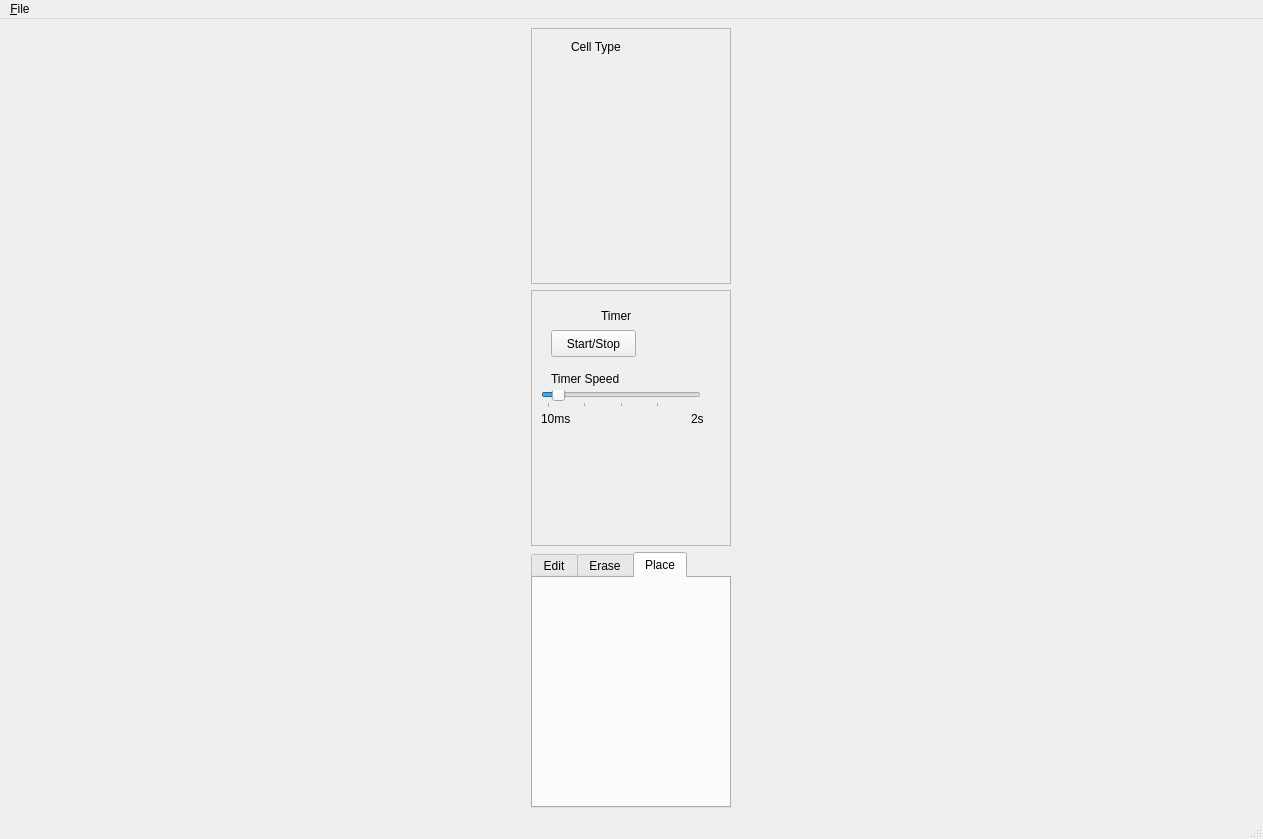
Qt form gameOfLife.ui (LuckCow/cellular-automata) before a commit.
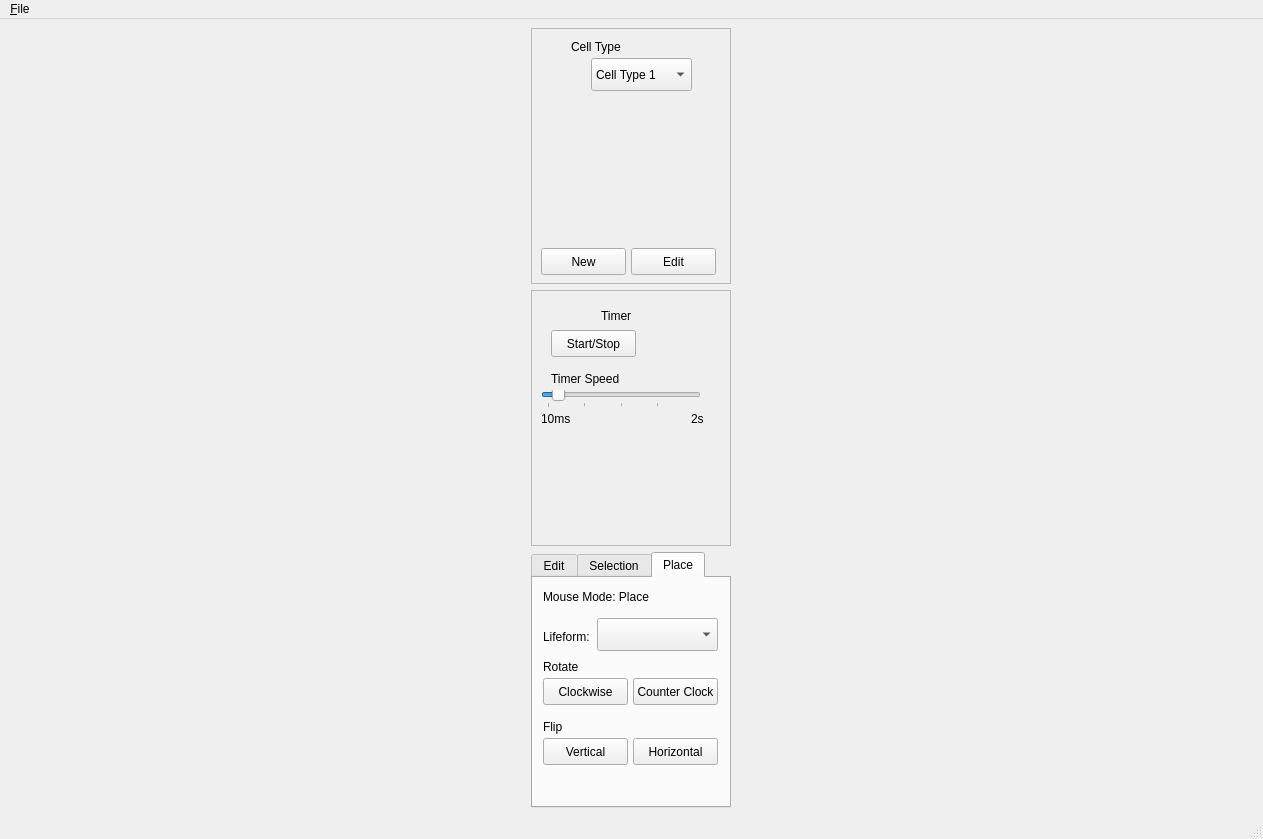
The same form after that commit. The open tabs and pages were chosen to show the change.

Commit message: Returned all functionality from previous gui to new and improved gui

```diff
--- a/gameOfLife.ui
+++ b/gameOfLife.ui
@@ -46,8 +46,52 @@
             <string>Cell Type</string>
            </property>
           </widget>
-          <zorder>frame</zorder>
-          <zorder>label_3</zorder>
+          <widget class="QComboBox" name="comboBox">
+           <property name="geometry">
+            <rect>
+             <x>60</x>
+             <y>30</y>
+             <width>101</width>
+             <height>33</height>
+            </rect>
+           </property>
+           <item>
+            <property name="text">
+             <string>Cell Type 1</string>
+            </property>
+           </item>
+           <item>
+            <property name="text">
+             <string>CT2</string>
+            </property>
+           </item>
+          </widget>
+          <widget class="QPushButton" name="pushButton">
+           <property name="geometry">
+            <rect>
+             <x>10</x>
+             <y>220</y>
+             <width>85</width>
+             <height>27</height>
+            </rect>
+           </property>
+           <property name="text">
+            <string>New</string>
+           </property>
+          </widget>
+          <widget class="QPushButton" name="pushButton_2">
+           <property name="geometry">
+            <rect>
+             <x>100</x>
+             <y>220</y>
+             <width>85</width>
+             <height>27</height>
+            </rect>
+           </property>
+           <property name="text">
+            <string>Edit</string>
+           </property>
+          </widget>
          </widget>
         </item>
         <item>
@@ -235,13 +279,127 @@
           </widget>
           <widget class="QWidget" name="erase_tab">
            <attribute name="title">
-            <string>Erase</string>
+            <string>Selection</string>
            </attribute>
           </widget>
           <widget class="QWidget" name="place_tab">
            <attribute name="title">
             <string>Place</string>
            </attribute>
+           <widget class="QComboBox" name="lf_selection">
+            <property name="geometry">
+             <rect>
+              <x>64</x>
+              <y>40</y>
+              <width>121</width>
+              <height>33</height>
+             </rect>
+            </property>
+           </widget>
+           <widget class="QLabel" name="label_8">
+            <property name="geometry">
+             <rect>
+              <x>10</x>
+              <y>10</y>
+              <width>121</width>
+              <height>17</height>
+             </rect>
+            </property>
+            <property name="text">
+             <string>Mouse Mode: Place</string>
+            </property>
+           </widget>
+           <widget class="QLabel" name="label_9">
+            <property name="geometry">
+             <rect>
+              <x>10</x>
+              <y>50</y>
+              <width>56</width>
+              <height>17</height>
+             </rect>
+            </property>
+            <property name="text">
+             <string>Lifeform:</string>
+            </property>
+           </widget>
+           <widget class="QPushButton" name="pushButton_3">
+            <property name="geometry">
+             <rect>
+              <x>10</x>
+              <y>100</y>
+              <width>85</width>
+              <height>27</height>
+             </rect>
+            </property>
+            <property name="text">
+             <string>Clockwise</string>
+            </property>
+           </widget>
+           <widget class="QPushButton" name="pushButton_4">
+            <property name="geometry">
+             <rect>
+              <x>100</x>
+              <y>100</y>
+              <width>85</width>
+              <height>27</height>
+             </rect>
+            </property>
+            <property name="text">
+             <string>Counter Clock</string>
+            </property>
+           </widget>
+           <widget class="QPushButton" name="pushButton_5">
+            <property name="geometry">
+             <rect>
+              <x>10</x>
+              <y>160</y>
+              <width>85</width>
+              <height>27</height>
+             </rect>
+            </property>
+            <property name="text">
+             <string>Vertical</string>
+            </property>
+           </widget>
+           <widget class="QPushButton" name="pushButton_6">
+            <property name="geometry">
+             <rect>
+              <x>100</x>
+              <y>160</y>
+              <width>85</width>
+              <height>27</height>
+             </rect>
+            </property>
+            <property name="text">
+             <string>Horizontal</string>
+            </property>
+           </widget>
+           <widget class="QLabel" name="label_10">
+            <property name="geometry">
+             <rect>
+              <x>10</x>
+              <y>80</y>
+              <width>56</width>
+              <height>17</height>
+             </rect>
+            </property>
+            <property name="text">
+             <string>Rotate</string>
+            </property>
+           </widget>
+           <widget class="QLabel" name="label_11">
+            <property name="geometry">
+             <rect>
+              <x>10</x>
+              <y>140</y>
+              <width>56</width>
+              <height>17</height>
+             </rect>
+            </property>
+            <property name="text">
+             <string>Flip</string>
+            </property>
+           </widget>
           </widget>
          </widget>
         </item>
```
Left out of the diff: 77 changed lines with no effect on the pictures. The commit also changes 4 other files.
